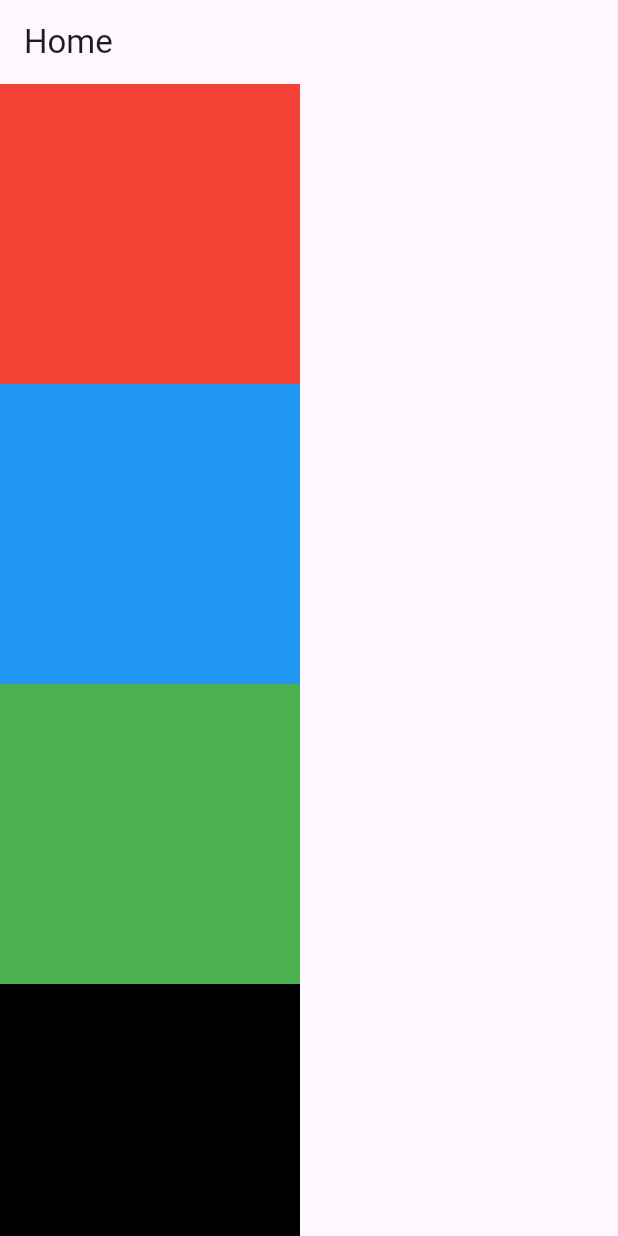
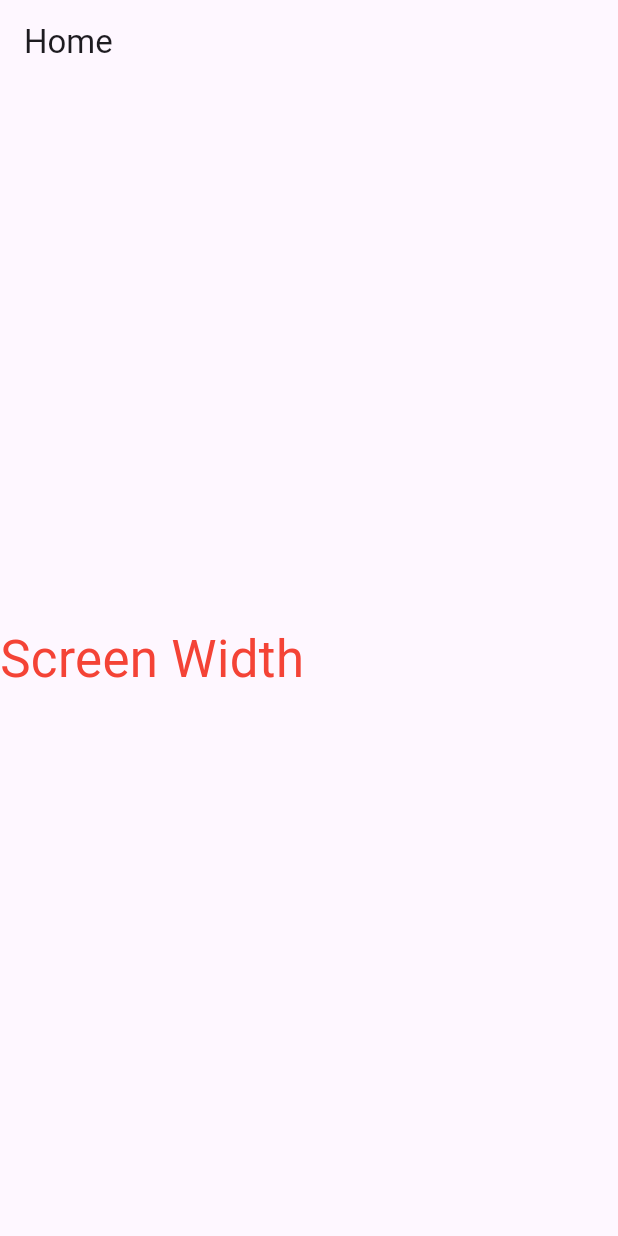
Before and after one commit to sam-in07/responsiveand-adaptive-by-Flutter, a Flutter app: the screen it shows after launch, on a phone screen of 412 x 824 dp. Run offline on Flutter 3.47's test engine with Material 3 defaults, Android fonts, the phone set to English and light mode, and no system bars.

Commit message:
style done
hehehe

```diff
--- /dev/null
+++ b/respon_adaptive/lib/Style.dart
@@ -0,0 +1,34 @@
+
+
+import 'dart:ui';
+
+import 'package:flutter/material.dart';
+
+TextStyle Headline(context) {
+  var width =   MediaQuery.of(context).size.width;
+  // resoposisizve and adaptive dission amra jeta make kori ita width theke ney
+  if(width<700){
+    // eta mobile or tab
+    return TextStyle(
+      color: Colors.red ,
+      fontSize: 34,
+
+    );
+  }
+  else{
+    //eta desktop
+    return TextStyle(
+      color: Colors.green ,
+      fontSize: 34,
+
+    );
+  }
+  var height =   MediaQuery.of(context).size.height;
+  var orientantion =   MediaQuery.of(context).orientation;
+  return TextStyle(
+    color: Colors.green,
+    fontSize: 34,
+  // etale media query te responszie korbo
+  );
+
+}
--- a/respon_adaptive/lib/main.dart
+++ b/respon_adaptive/lib/main.dart
@@ -1,4 +1,5 @@
 import 'package:flutter/material.dart';
+import 'package:respon_adaptive/Style.dart';
 
 void main() {
   runApp(const MyApp());
@@ -20,6 +21,7 @@ class MyApp extends StatelessWidget {
 class HomeActivity extends StatelessWidget {
   @override
   Widget build(BuildContext context) {
+
     return Scaffold(
       appBar: AppBar(
         title: Text("Home"),
@@ -61,7 +63,7 @@ class HomeActivity extends StatelessWidget {
           }
         },
       ),
-    */
+
       body: SingleChildScrollView(
         // jokhon container height display height theka besi hoi jabe tokhon e ami scroollview add korbo  ke SingleChildScrollView
         //ke  anbo
@@ -83,6 +85,34 @@ class HomeActivity extends StatelessWidget {
           ],
         ),
       )
+      body: Row(
+        mainAxisAlignment: MainAxisAlignment.start,
+        children: [
+          Expanded(
+            flex: 25,
+              child: Container(color: Colors.teal,)
+          )
+,          Expanded(
+            flex: 25,
+              child: Container(color: Colors.red,)
+          ),
+          Expanded(
+            flex: 25,
+              child: Container(color: Colors.blue,)
+          ) ,
+          Expanded(
+              flex: 25,
+              child: Container(color: Colors.purple,)
+          )
+        ],
+      ), */
+      body: Column(
+        mainAxisAlignment: MainAxisAlignment.center,
+        children: [
+          Text('Screen Width ' , style: Headline(context),),
+
+        ],
+      ),
     );
   }
 //activity vitore txt dey amra throw korsi data
```
